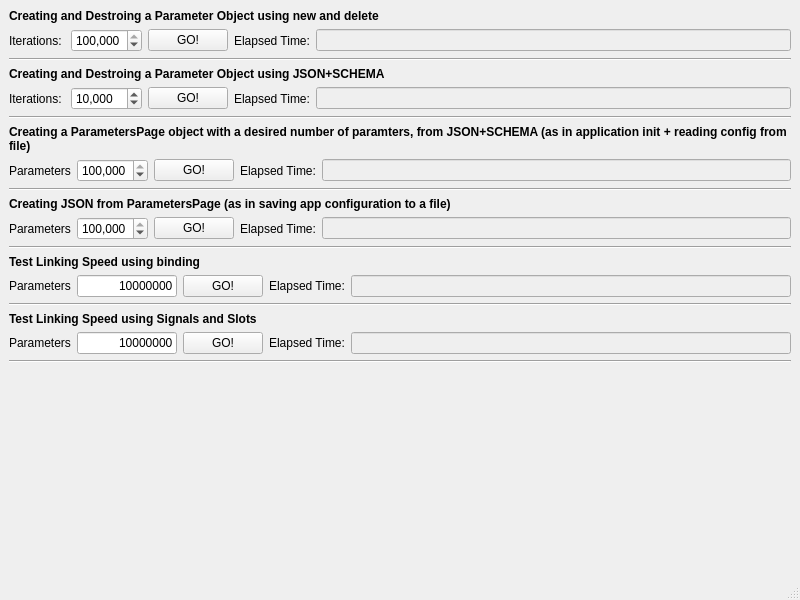
Above: Examples/AppParametersPageBenchmark/mainwindow.ui from g-gualeni/QtNoid2 before the change. Below: the same form after it.
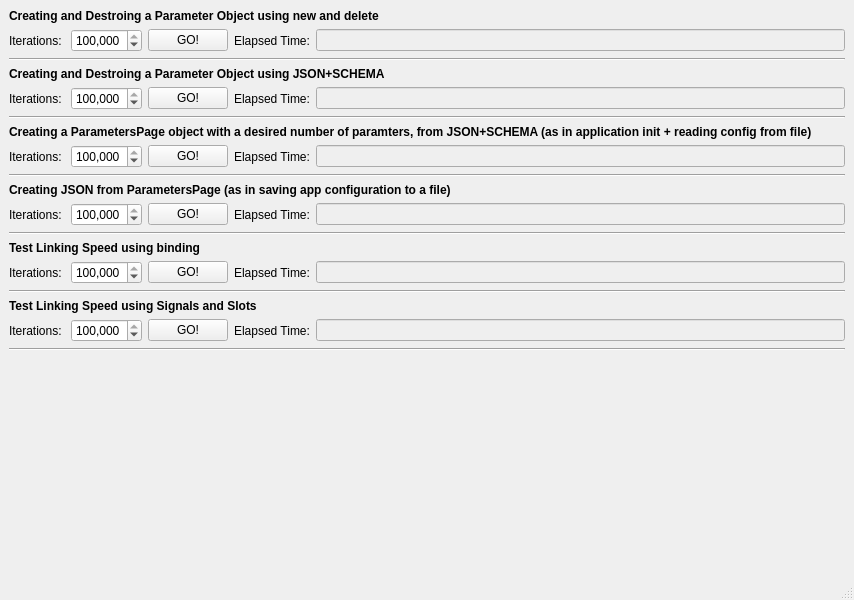
That is the form after the change.

```diff
--- a/Examples/AppParametersPageBenchmark/mainwindow.ui
+++ b/Examples/AppParametersPageBenchmark/mainwindow.ui
@@ -6,7 +6,7 @@
    <rect>
     <x>0</x>
     <y>0</y>
-    <width>800</width>
+    <width>854</width>
     <height>600</height>
    </rect>
   </property>
@@ -28,7 +28,7 @@
      </widget>
     </item>
     <item>
-     <layout class="QHBoxLayout" name="horizontalLayout">
+     <layout class="QHBoxLayout" name="horizontalLayout" stretch="0,0,0,0,0">
       <item>
        <widget class="QLabel" name="label_2">
         <property name="text">
@@ -108,14 +108,20 @@
       </item>
       <item>
        <widget class="QSpinBox" name="txtIterationsJson">
+        <property name="minimumSize">
+         <size>
+          <width>0</width>
+          <height>0</height>
+         </size>
+        </property>
         <property name="showGroupSeparator" stdset="0">
          <bool>true</bool>
         </property>
         <property name="maximum">
-         <number>1000000</number>
+         <number>100000000</number>
         </property>
         <property name="value">
-         <number>10000</number>
+         <number>1000000</number>
         </property>
        </widget>
       </item>
@@ -172,17 +178,23 @@
       <item>
        <widget class="QLabel" name="label_6">
         <property name="text">
-         <string>Parameters</string>
+         <string>Iterations: </string>
         </property>
        </widget>
       </item>
       <item>
-       <widget class="QSpinBox" name="txtParametersCountJson">
+       <widget class="QSpinBox" name="txtParametersCountCreateFromJson">
+        <property name="minimumSize">
+         <size>
+          <width>0</width>
+          <height>0</height>
+         </size>
+        </property>
         <property name="showGroupSeparator" stdset="0">
          <bool>true</bool>
         </property>
         <property name="maximum">
-         <number>1000000</number>
+         <number>100000000</number>
         </property>
         <property name="value">
          <number>100000</number>
@@ -239,20 +251,26 @@
       <item>
        <widget class="QLabel" name="label_10">
         <property name="text">
-         <string>Parameters</string>
+         <string>Iterations: </string>
         </property>
        </widget>
       </item>
       <item>
-       <widget class="QSpinBox" name="txtParametersCountToJson_2">
+       <widget class="QSpinBox" name="txtParametersCountToJson">
+        <property name="minimumSize">
+         <size>
+          <width>0</width>
+          <height>0</height>
+         </size>
+        </property>
         <property name="showGroupSeparator" stdset="0">
          <bool>true</bool>
         </property>
         <property name="maximum">
-         <number>1000000</number>
+         <number>100000000</number>
         </property>
         <property name="value">
-         <number>100000</number>
+         <number>1000000</number>
         </property>
        </widget>
       </item>
@@ -306,23 +324,26 @@
       <item>
        <widget class="QLabel" name="label_14">
         <property name="text">
-         <string>Parameters</string>
+         <string>Iterations: </string>
         </property>
        </widget>
       </item>
       <item>
-       <widget class="QLineEdit" name="txtIterationsCountBinding">
-        <property name="maximumSize">
+       <widget class="QSpinBox" name="txtIterationsCountBinding">
+        <property name="minimumSize">
          <size>
-          <width>100</width>
-          <height>16777215</height>
+          <width>0</width>
+          <height>0</height>
          </size>
         </property>
-        <property name="text">
-         <string>10000000</string>
+        <property name="showGroupSeparator" stdset="0">
+         <bool>true</bool>
         </property>
-        <property name="alignment">
-         <set>Qt::AlignmentFlag::AlignRight|Qt::AlignmentFlag::AlignTrailing|Qt::AlignmentFlag::AlignVCenter</set>
+        <property name="maximum">
+         <number>100000000</number>
+        </property>
+        <property name="value">
+         <number>10000000</number>
         </property>
        </widget>
       </item>
@@ -376,23 +397,26 @@
       <item>
        <widget class="QLabel" name="label_17">
         <property name="text">
-         <string>Parameters</string>
+         <string>Iterations: </string>
         </property>
        </widget>
       </item>
       <item>
-       <widget class="QLineEdit" name="txtIterationsSignalsAndSlots">
-        <property name="maximumSize">
+       <widget class="QSpinBox" name="txtIterationsSignalsAndSlots">
+        <property name="minimumSize">
          <size>
-          <width>100</width>
-          <height>16777215</height>
+          <width>0</width>
+          <height>0</height>
          </size>
         </property>
-        <property name="text">
-         <string>10000000</string>
+        <property name="showGroupSeparator" stdset="0">
+         <bool>true</bool>
         </property>
-        <property name="alignment">
-         <set>Qt::AlignmentFlag::AlignRight|Qt::AlignmentFlag::AlignTrailing|Qt::AlignmentFlag::AlignVCenter</set>
+        <property name="maximum">
+         <number>100000000</number>
+        </property>
+        <property name="value">
+         <number>10000000</number>
         </property>
        </widget>
       </item>
```
Left out of the diff: 14 changed lines with no effect on the pictures.
